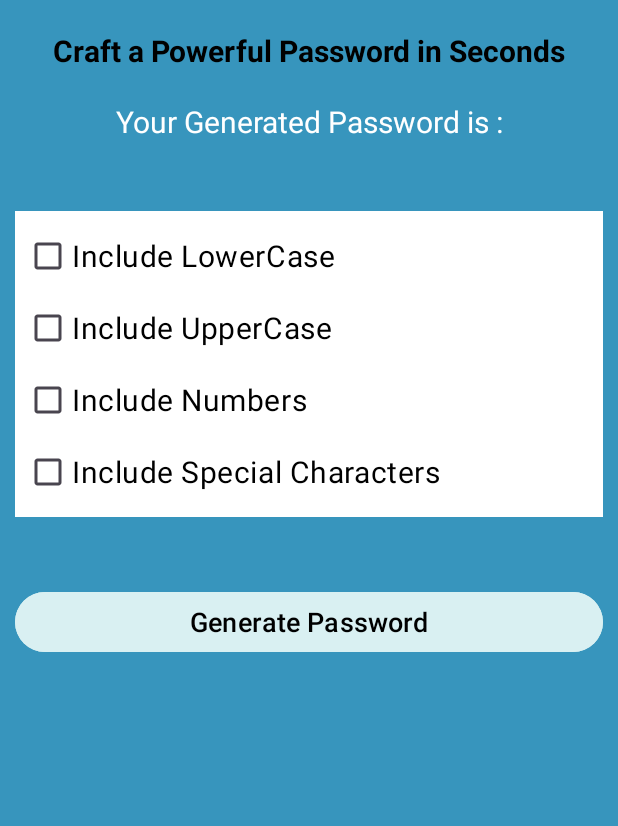
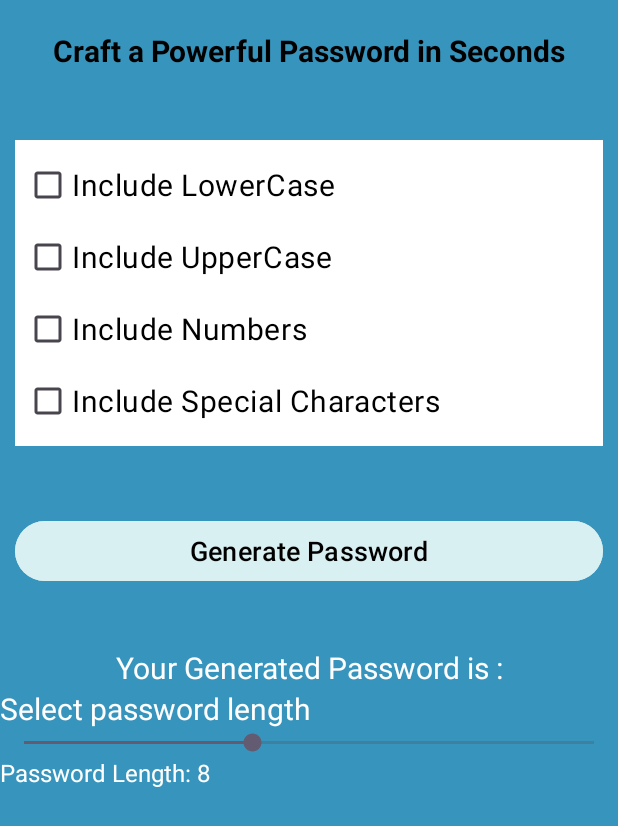
Before and after one commit to Vanshika521/Password-Generator-And-Manager-APP, an Android app: the generate_pwd screen opened directly, with no data from a screen before it, on a phone screen of 412 x 824 dp. Shown: the top 826 px of the screen. Run offline under Robolectric (Android 15) with nearby library versions, the phone set to English and light mode, and no system bars.

Commit message:
Progress Bar Setup

```diff
--- a/app/src/main/java/com/android_development/passwordgeneratorandmanagerapp/generate_pwd.java
+++ b/app/src/main/java/com/android_development/passwordgeneratorandmanagerapp/generate_pwd.java
@@ -1,69 +1,104 @@
 package com.android_development.passwordgeneratorandmanagerapp;
 
 import android.os.Bundle;
+import android.view.View;
 import android.widget.Button;
 import android.widget.CheckBox;
+import android.widget.SeekBar;
 import android.widget.TextView;
-
-import androidx.activity.EdgeToEdge;
+import android.widget.Toast;
 import androidx.appcompat.app.AppCompatActivity;
-import androidx.core.graphics.Insets;
-import androidx.core.view.ViewCompat;
-import androidx.core.view.WindowInsetsCompat;
+import java.util.Random;
 
 public class generate_pwd extends AppCompatActivity {
 
-TextView textView1,textView2;
-Button btn;
-CheckBox cbtnA,cbtnB,cbtnC,cbtnD;
-
+    TextView textView1, textView2, tvPasswordLength;
+    Button btn;
+    CheckBox cbtnA, cbtnB, cbtnC, cbtnD;
+    SeekBar seekBarLength;
+    int passwordLength = 8; // Default password length
 
     @Override
     protected void onCreate(Bundle savedInstanceState) {
         super.onCreate(savedInstanceState);
-      //  EdgeToEdge.enable(this);
         setContentView(R.layout.activity_generate_pwd);
-//        ViewCompat.setOnApplyWindowInsetsListener(findViewById(R.id.main), (v, insets) -> {
-//            Insets systemBars = insets.getInsets(WindowInsetsCompat.Type.systemBars());
-//            v.setPadding(systemBars.left, systemBars.top, systemBars.right, systemBars.bottom);
-//            return insets;
-//        });
-
 
         textView1 = findViewById(R.id.textView1);
         textView2 = findViewById(R.id.textView2);
-
+        tvPasswordLength = findViewById(R.id.tvPasswordLength);
         btn = findViewById(R.id.btn1);
-
         cbtnA = findViewById(R.id.cbtnA);
         cbtnB = findViewById(R.id.cbtnB);
         cbtnC = findViewById(R.id.cbtnC);
         cbtnD = findViewById(R.id.cbtnD);
+        seekBarLength = findViewById(R.id.seekBar);
 
+        // Set default password length in the TextView
+        tvPasswordLength.setText("Password Length: " + passwordLength);
+
+        // Set up the SeekBar listener
+        seekBarLength.setOnSeekBarChangeListener(new SeekBar.OnSeekBarChangeListener() {
+            @Override
+            public void onProgressChanged(SeekBar seekBar, int progress, boolean fromUser) {
+                // Update the password length value as the user moves the SeekBar
+                passwordLength = progress;
+                // Update the TextView to show the current password length
+                tvPasswordLength.setText("Password Length: " + passwordLength);
+            }
+
+            @Override
+            public void onStartTrackingTouch(SeekBar seekBar) {
+                // This can be left empty if no action is required when tracking starts
+            }
+
+            @Override
+            public void onStopTrackingTouch(SeekBar seekBar) {
+                // This can be left empty if no action is required when tracking stops
+            }
+        });
 
         String lowerCase = "abcdefghijklmnopqrstuvwxyz";
         String upperCase = "ABCDEFGHIJKLMNOPQRSTUVWXYZ";
         String number = "0123456789";
         String specialChars = "!@#$%^&*()_+-=[]{}|;:,.<>?";
 
+        btn.setOnClickListener(new View.OnClickListener() {
+            @Override
+            public void onClick(View view) {
 
-        String characters = "";
-        if (cbtnA.isSelected()) {
-            characters = lowerCase+characters;  }
+                String characters = "";
+                if (cbtnA.isChecked()) {
+                    characters = lowerCase + characters;
+                }
 
-        if (cbtnB.isSelected())     {
-            characters = upperCase+characters;  }
+                if (cbtnB.isChecked()) {
+                    characters = upperCase + characters;
+                }
 
-        if (cbtnC.isSelected()) {
-            characters = number+characters; }
+                if (cbtnC.isChecked()) {
+                    characters = number + characters;
+                }
 
-        if (cbtnD.isSelected()) {
-            characters = specialChars+characters; }
+                if (cbtnD.isChecked()) {
+                    characters = specialChars + characters;
+                }
 
-        // If no character type is selected, show an error message
-        if (characters.isEmpty()) {
+                if (characters.isEmpty()) {
+                    Toast.makeText(generate_pwd.this, "Please select at least one option", Toast.LENGTH_SHORT).show();
+                    return;
+                }
 
-        }
+                Random random = new Random();
+                StringBuilder password = new StringBuilder();
 
+                for (int i = 0; i < passwordLength; i++) {
+                    int randomIndex = random.nextInt(characters.length());
+                    char randomChar = characters.charAt(randomIndex);
+                    password.append(randomChar);
+                }
+
+                textView2.setText("Your Generated Password is: " + password.toString());
+            }
+        });
     }
 }
--- a/app/src/main/res/layout/activity_generate_pwd.xml
+++ b/app/src/main/res/layout/activity_generate_pwd.xml
@@ -18,23 +18,14 @@
         android:layout_marginTop="20dp"
         android:layout_centerHorizontal="true" />
 
-    <TextView
-        android:id="@+id/textView2"
-        android:layout_width="match_parent"
-        android:layout_height="wrap_content"
-        android:layout_marginTop="20dp"
-        android:layout_below="@id/textView1"
-        android:text="Your Generated Password is :"
-        android:textSize="20dp"
-        android:textColor="@color/white"
-        android:textAlignment="center" />
+
 
     <LinearLayout
         android:id="@+id/layout"
         android:layout_width="match_parent"
         android:layout_height="wrap_content"
         android:orientation="vertical"
-        android:layout_below="@id/textView2"
+        android:layout_below="@id/textView1"
         android:padding="6dp"
         android:layout_marginRight="10dp"
         android:layout_marginLeft="10dp"
@@ -89,4 +80,42 @@
         android:layout_below="@+id/layout"
         />
 
+    <TextView
+        android:id="@+id/textView2"
+        android:layout_width="match_parent"
+        android:layout_height="wrap_content"
+        android:layout_marginTop="20dp"
+        android:layout_below="@id/btn1"
+        android:text="Your Generated Password is :"
+        android:textSize="20dp"
+        android:textColor="@color/white"
+        android:textAlignment="center" />
+
+    <TextView
+        android:id="@+id/textView3"
+        android:layout_width="wrap_content"
+        android:layout_height="wrap_content"
+        android:text="Select password length"
+        android:layout_below="@id/textView2"
+android:textColor="@color/white"
+        android:textSize="20sp" />
+
+    <SeekBar
+        android:id="@+id/seekBar"
+        android:layout_width="match_parent"
+        android:layout_height="wrap_content"
+        android:max="20"
+        android:progress="8"
+        android:layout_below="@id/textView3"
+        />
+
+    <TextView
+        android:id="@+id/tvPasswordLength"
+        android:layout_width="wrap_content"
+        android:layout_height="wrap_content"
+        android:text="Password Length: 8"
+        android:layout_below="@id/seekBar"
+android:textColor="@color/white"
+        android:textSize="16sp" />
+
 </RelativeLayout>
```
